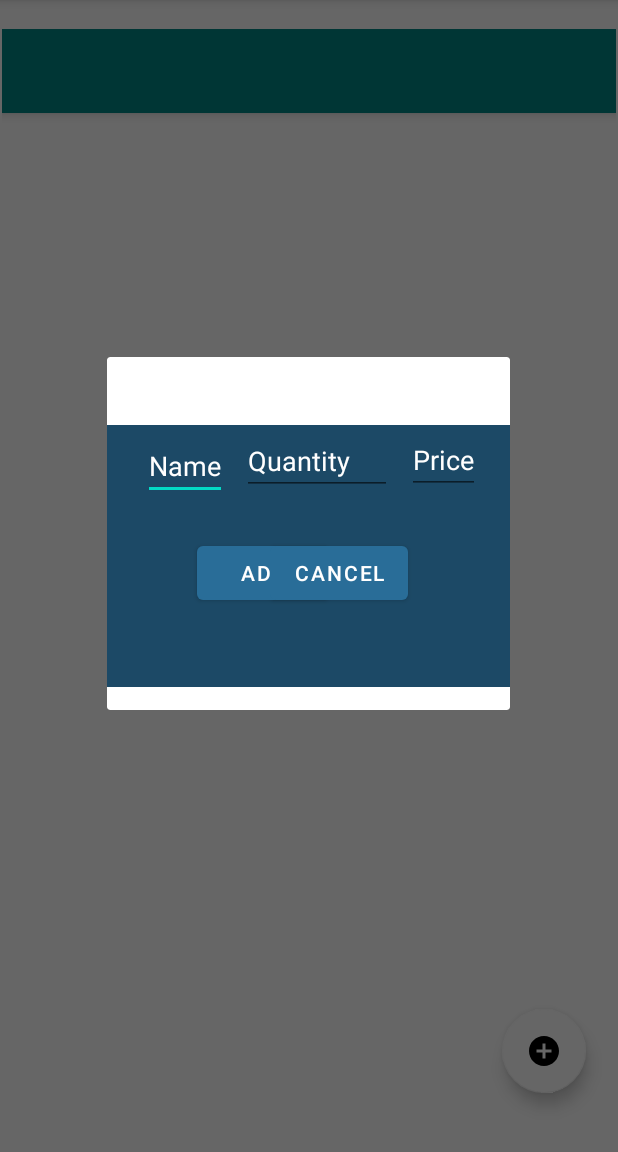
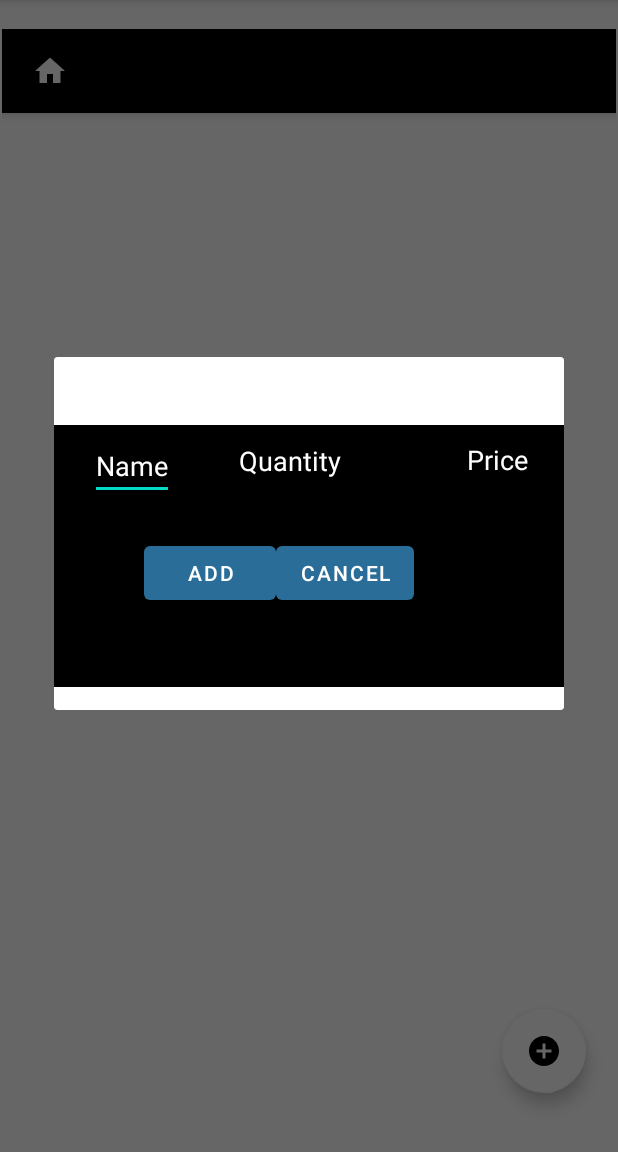
Before and after one commit to quetto1/AndroidExamProject, an Android app: the ShoppingItemFragment screen opened through its navigation route, after a tap on an icon or button, on a phone screen of 412 x 824 dp, the part 84-1236 px from its top. Run offline under Robolectric (Android 15) with nearby library versions, the phone set to English and light mode, and no system bars; our stand-ins replace Room's generated code.

Commit message:
design update

```diff
--- a/app/src/main/java/com/example/shopinglist1/room/ShoppingDao.kt
+++ b/app/src/main/java/com/example/shopinglist1/room/ShoppingDao.kt
@@ -7,6 +7,10 @@ import com.example.shopinglist1.ShoppingItems
 @Dao
 interface ShoppingDao {
 
+    // Initializing Functions for 2 of our tables ShoppingItems(Table for second frgament)
+    // and ShoppingItemsMain (Table for main fragment)
+
+    //Functions responsible for deleting inserting and getting all items from the tables
     @Insert(onConflict = OnConflictStrategy.REPLACE)
     suspend fun insert(item: ShoppingItems)
 
--- a/app/src/main/java/com/example/shopinglist1/room/ShoppingItems.kt
+++ b/app/src/main/java/com/example/shopinglist1/room/ShoppingItems.kt
@@ -1,11 +1,11 @@
 package com.example.shopinglist1
 
+//Room imported functionalities
 import androidx.room.ColumnInfo
 import androidx.room.Entity
 import androidx.room.PrimaryKey
 
-//Stworzenie zmiennych w tabeli wykorzystując Rooma (Entities)
-
+//Initiating variables in table using  Room (Entities)
 @Entity(tableName = "shopping_items")
 data class ShoppingItems (
     @ColumnInfo(name = "itemName")
--- a/app/src/main/java/com/example/shopinglist1/room/ShoppingItemsMain.kt
+++ b/app/src/main/java/com/example/shopinglist1/room/ShoppingItemsMain.kt
@@ -4,12 +4,15 @@ import androidx.room.ColumnInfo
 import androidx.room.Entity
 import androidx.room.PrimaryKey
 
+// Initiating variables in table from Room Database
 @Entity(tableName = "shopping_items_main")
 data class ShoppingItemsMain (
+    //Column with  Item Name
     @ColumnInfo(name = "itemNameMain")
     var itemNameMain: String,
 
 ) {
+    // Creates a column with unique id
     @PrimaryKey(autoGenerate = true)
     var id: Int? = null
 }
--- a/app/src/main/java/com/example/shopinglist1/second_fragment/AddRangeDialog.kt
+++ b/app/src/main/java/com/example/shopinglist1/second_fragment/AddRangeDialog.kt
@@ -4,18 +4,13 @@ package org.pondar.dialogfragmentdemokotlinnew
 import android.content.Context
 import android.os.Bundle
 import android.util.Log
-import android.view.LayoutInflater
-import android.view.View
-import android.view.ViewGroup
 import android.widget.Button
 import android.widget.EditText
 import android.widget.Toast
 import androidx.appcompat.app.AppCompatDialog
-import androidx.fragment.app.DialogFragment
 import com.example.shopinglist1.R
 import com.example.shopinglist1.ShoppingAdapter
 import com.example.shopinglist1.ShoppingItems
-import com.example.shopinglist1.databinding.FragmentAddRangeDialogBinding
 
 class AddRangeDialog(
     context: Context,
@@ -24,7 +19,7 @@ class AddRangeDialog(
 
     override fun onCreate(savedInstanceState: Bundle?) {
         super.onCreate(savedInstanceState)
-        setContentView(R.layout.fragment_add_range_dialog)
+        setContentView(R.layout.add_range_dialog)
 //        binding = AddRangeDialogBinding.inflate(layoutInflater)
         val addButton = findViewById<Button>(R.id.addButton)
         val cancelButton = findViewById<Button>(R.id.cancelButton)
--- /dev/null
+++ b/app/src/main/res/drawable/ic_home.xml
@@ -0,0 +1,10 @@
+<vector xmlns:android="http://schemas.android.com/apk/res/android"
+    android:width="24dp"
+    android:height="24dp"
+    android:viewportWidth="24"
+    android:viewportHeight="24"
+    android:tint="?attr/colorControlNormal">
+  <path
+      android:fillColor="@android:color/white"
+      android:pathData="M10,20v-6h4v6h5v-8h3L12,3 2,12h3v8z"/>
+</vector>
--- a/app/src/main/res/layout/activity_main.xml
+++ b/app/src/main/res/layout/activity_main.xml
@@ -4,6 +4,7 @@
     xmlns:tools="http://schemas.android.com/tools"
     android:layout_width="match_parent"
     android:layout_height="match_parent"
+    android:background="@color/white"
     tools:context=".MainActivity">
 
     <androidx.fragment.app.FragmentContainerView
--- a/app/src/main/res/layout/fragment_add_range_dialog.xml
+++ b/app/src/main/res/layout/add_range_dialog.xml
@@ -6,7 +6,7 @@
     android:layout_height="180dp"
     android:layout_marginBottom="10dp"
     android:layout_gravity="center"
-    android:background="@color/blue_shade_2">
+    android:background="@color/black">
 
 
 
@@ -66,6 +66,7 @@
         android:layout_marginStart="60dp"
         android:text="Add"
         app:layout_constraintBottom_toBottomOf="parent"
+        app:layout_constraintEnd_toStartOf="@+id/cancelButton"
         app:layout_constraintStart_toStartOf="parent"
         app:layout_constraintTop_toTopOf="parent"
         app:layout_constraintVertical_bias="0.606" />
@@ -74,7 +75,7 @@
         android:id="@+id/cancelButton"
         android:layout_width="wrap_content"
         android:layout_height="wrap_content"
-        android:layout_marginEnd="68dp"
+        android:layout_marginEnd="100dp"
         android:text="Cancel"
         app:layout_constraintBottom_toBottomOf="parent"
         app:layout_constraintEnd_toEndOf="parent"
--- a/app/src/main/res/layout/shopping_list_item.xml
+++ b/app/src/main/res/layout/shopping_list_item.xml
@@ -5,7 +5,7 @@
     android:layout_height="wrap_content"
     xmlns:app="http://schemas.android.com/apk/res-auto"
     android:layout_margin="8dp"
-    android:backgroundTint="@color/blue_shade_2"
+    android:backgroundTint="@color/black"
     app:cardCornerRadius="5dp"
     app:cardElevation="4dp">
 
@@ -51,7 +51,7 @@
                 android:layout_margin="3dp"
                 android:layout_weight="0.5"
                 android:padding="4dp"
-                android:text="Rate"
+                android:text="Price"
                 android:textColor="@color/white"></TextView>
 
             <ImageView
@@ -61,7 +61,7 @@
                 android:layout_margin="3dp"
                 android:layout_weight="2.5"
                 android:padding="4dp"
-                android:src="@drawable/ic_delete"
+                android:src="@drawable/ic_delete_x"
                 app:tint="@color/white">
 
             </ImageView>
--- a/app/src/main/res/layout/toolbar.xml
+++ b/app/src/main/res/layout/toolbar.xml
@@ -1,8 +1,19 @@
 <?xml version="1.0" encoding="utf-8"?>
 <androidx.appcompat.widget.Toolbar xmlns:android="http://schemas.android.com/apk/res/android"
     android:layout_width="match_parent"
+    xmlns:app="http://schemas.android.com/apk/res-auto"
     android:layout_height="wrap_content"
-    android:background="@color/teal_700"
+    android:background="@color/black"
     android:elevation="4dp">
+    <ImageView
+        android:id="@+id/idIvHome"
+        android:layout_width="wrap_content"
+        android:layout_height="wrap_content"
+        android:layout_margin="3dp"
+        android:layout_weight="1"
+        android:padding="4dp"
+        android:src="@drawable/ic_home"
+        app:tint="@color/white"
+        ></ImageView>
 
 </androidx.appcompat.widget.Toolbar>
```
Also changed, not shown: app/src/main/res/drawable/ic_delete_x.xml (added, +10 -0 lines), app/src/main/res/layout/add_range_dialog_main.xml (+13 -7 lines), app/src/main/res/layout/shopping_list_item_main.xml (+5 -6 lines).
